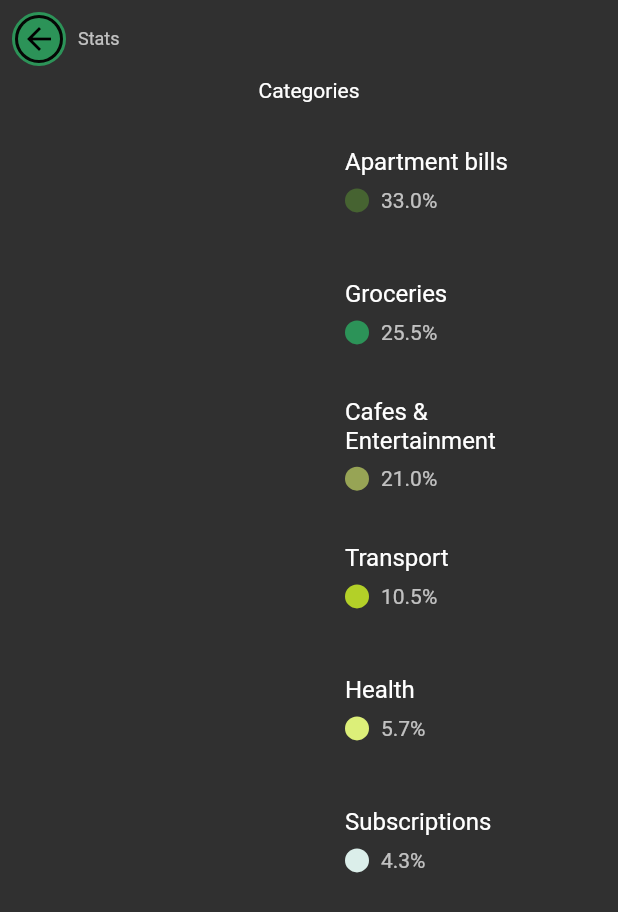
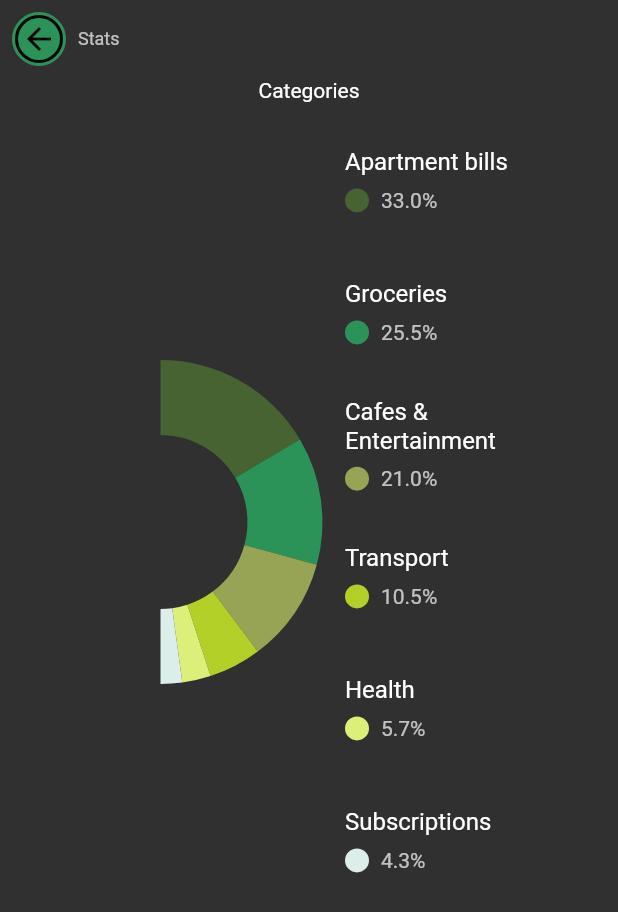
Before and after one commit to adnanjpg/my_finance_demo, a Flutter app: the screen it shows after launch, on a phone screen of 412 x 824 dp. Shown: the top 912 px of the screen. Run offline on Flutter 3.47's test engine with Material 2 defaults, Android fonts, the phone set to English and light mode, and no system bars; drawn by our look-alikes of pie_chart.

Commit message:
pie chart

```diff
--- /dev/null
+++ b/lib/categories_graph.dart
@@ -0,0 +1,30 @@
+import 'package:flutter/material.dart';
+import 'categories_widget.dart';
+import 'package:pie_chart/pie_chart.dart';
+
+class CategoriesGraph extends StatelessWidget {
+  const CategoriesGraph({Key? key}) : super(key: key);
+
+  @override
+  Widget build(BuildContext context) {
+    return PieChart(
+      dataMap: {
+        for (var cat in categoriesList) cat.title: cat.percentage,
+      },
+      animationDuration: const Duration(milliseconds: 800),
+      colorList: categoriesList.map((cat) => cat.color).toList(),
+      chartType: ChartType.ring,
+      chartValuesOptions: const ChartValuesOptions(
+        showChartValues: false,
+      ),
+      legendOptions: const LegendOptions(
+        showLegends: false,
+      ),
+      ringStrokeWidth: 50,
+      degreeOptions: const DegreeOptions(
+        initialAngle: -90,
+        totalDegrees: 180,
+      ),
+    );
+  }
+}
--- a/lib/categories_widget.dart
+++ b/lib/categories_widget.dart
@@ -1,5 +1,7 @@
 import 'package:flutter/material.dart';
-import 'package:my_finance_demo/utils/utils.dart';
+import 'utils/utils.dart';
+
+import 'categories_graph.dart';
 
 class CategoryModel {
   final String title;
@@ -13,7 +15,7 @@ class CategoryModel {
   });
 }
 
-const _categories = [
+const categoriesList = [
   CategoryModel(
     title: 'Apartment bills',
     percentage: 33,
@@ -58,7 +60,7 @@ class CategoriesWidget extends StatelessWidget {
           margin: const EdgeInsets.all(defPaddingSize),
           child: Row(
             children: const [
-              _CategoriesGraph(),
+              CategoriesGraph(),
               _CategoriesTitles(),
             ]
                 .map(
@@ -75,15 +77,6 @@ class CategoriesWidget extends StatelessWidget {
   }
 }
 
-class _CategoriesGraph extends StatelessWidget {
-  const _CategoriesGraph({Key? key}) : super(key: key);
-
-  @override
-  Widget build(BuildContext context) {
-    return Container();
-  }
-}
-
 class _CategoriesTitles extends StatelessWidget {
   const _CategoriesTitles({Key? key}) : super(key: key);
 
@@ -91,7 +84,7 @@ class _CategoriesTitles extends StatelessWidget {
   Widget build(BuildContext context) {
     return Column(
       children: [
-        for (final category in _categories)
+        for (final category in categoriesList)
           Container(
             margin: const EdgeInsets.only(bottom: defPaddingSize),
             child: ListTile(
--- a/lib/home.dart
+++ b/lib/home.dart
@@ -1,5 +1,5 @@
 import 'package:flutter/material.dart';
-import 'package:my_finance_demo/categories_widget.dart';
+import 'categories_widget.dart';
 
 import 'home_appbar.dart';
 
--- a/lib/main.dart
+++ b/lib/main.dart
@@ -9,7 +9,6 @@ void main() {
 class MyApp extends StatelessWidget {
   const MyApp({Key? key}) : super(key: key);
 
-  // This widget is the root of your application.
   @override
   Widget build(BuildContext context) {
     return MaterialApp(
```
Also changed, not shown: pubspec.yaml (+9 -0 lines), pubspec.lock.
